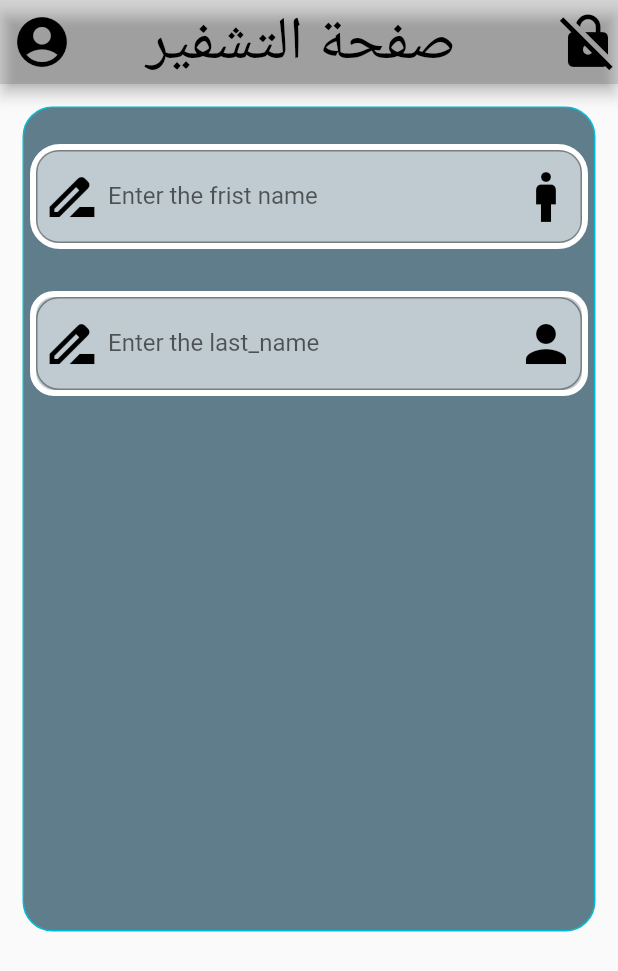
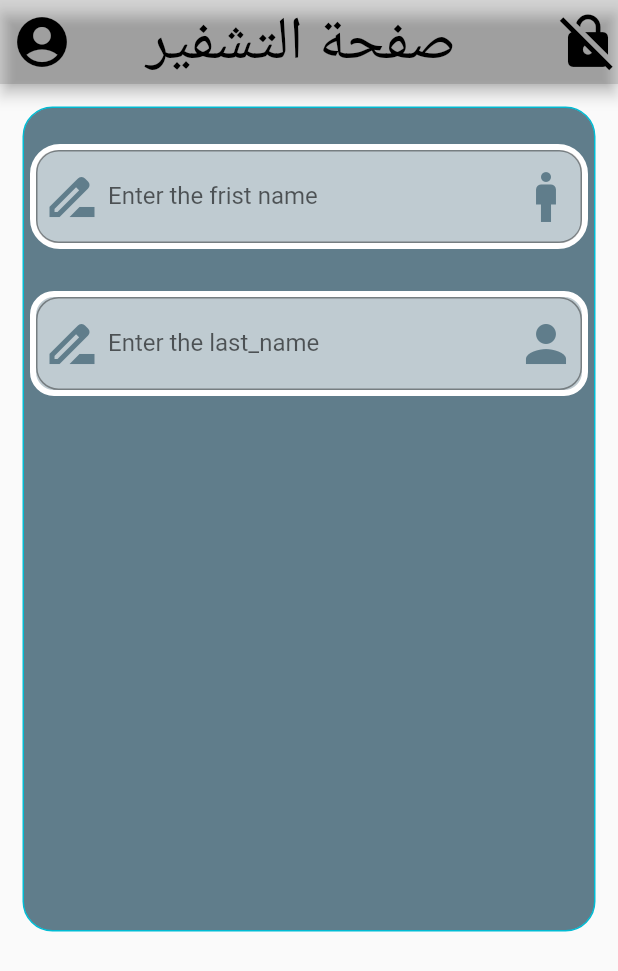
Before and after one commit to salahalddinn/project_flutter, a Flutter app: the screen it shows after launch, on a phone screen of 412 x 824 dp. Shown: the top 971 px of the screen. Run offline on Flutter 3.47's test engine with Material 2 defaults, Android fonts, the phone set to English and light mode, and no system bars.

Commit message:
create sizebox down container 2 heigh 10

```diff
--- a/lib/main.dart
+++ b/lib/main.dart
@@ -54,8 +54,8 @@ class screan1 extends StatelessWidget {
                       decoration: InputDecoration(
                         labelText: "Enter the frist name ",
                         hintText: "ادخل الاسم الاول ",
-                        prefixIcon: Icon(Icons.drive_file_rename_outline,size: 40,color: Colors.black,),
-                        suffixIcon: Icon(Icons.man,size: 40,color: Colors.black,),
+                        prefixIcon: Icon(Icons.drive_file_rename_outline,size: 40,color: Colors.blueGrey,),
+                        suffixIcon: Icon(Icons.man,size: 40,color: Colors.blueGrey,),
                     border: OutlineInputBorder(
                       borderRadius: BorderRadius.circular(15),
 
@@ -76,8 +76,8 @@ class screan1 extends StatelessWidget {
 
                  child: TextFormField(
                    decoration: InputDecoration(
-                     suffixIcon: Icon(Icons.person,size: 40,color: Colors.black,),
-                     prefixIcon: Icon(Icons.drive_file_rename_outline,size: 40,color: Colors.black,),
+                     suffixIcon: Icon(Icons.person,size: 40,color: Colors.blueGrey,),
+                     prefixIcon: Icon(Icons.drive_file_rename_outline,size: 40,color: Colors.blueGrey,),
                      labelText: "Enter the last_name",
                      hintText: "ادخل الاسم الاخير ",
                      border: OutlineInputBorder(
@@ -89,6 +89,7 @@ class screan1 extends StatelessWidget {
 
                  ),
                ),
+                  SizedBox(height: 10,),
                 ],
               ),
             ),
```
